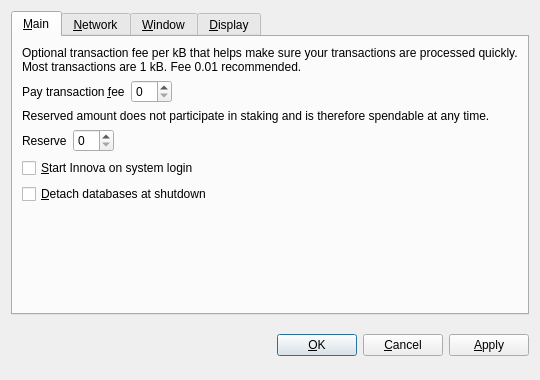
innova-foundation/innova, file src/qt/forms/optionsdialog.ui: the form before one commit.
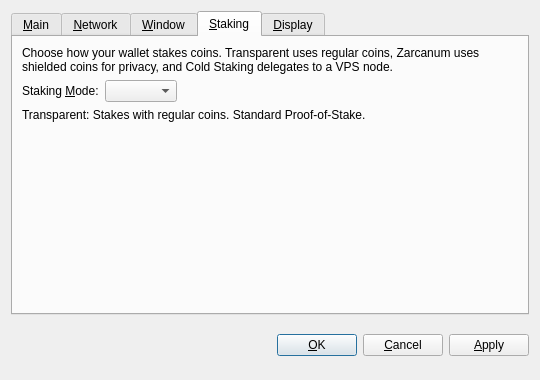
The form after the commit. The open tabs and pages were chosen to show the change. Custom widgets are drawn as their Qt base class.

Diff of the .ui file:
```diff
--- a/src/qt/forms/optionsdialog.ui
+++ b/src/qt/forms/optionsdialog.ui
@@ -329,6 +329,80 @@
        </item>
       </layout>
      </widget>
+     <widget class="QWidget" name="tabStaking">
+      <attribute name="title">
+       <string>&amp;Staking</string>
+      </attribute>
+      <layout class="QVBoxLayout" name="verticalLayout_Staking">
+       <item>
+        <widget class="QLabel" name="stakingModeInfoLabel">
+         <property name="text">
+          <string>Choose how your wallet stakes coins. Transparent uses regular coins, Zarcanum uses shielded coins for privacy, and Cold Staking delegates to a VPS node.</string>
+         </property>
+         <property name="wordWrap">
+          <bool>true</bool>
+         </property>
+        </widget>
+       </item>
+       <item>
+        <layout class="QHBoxLayout" name="horizontalLayout_StakingMode">
+         <item>
+          <widget class="QLabel" name="stakingModeLabel">
+           <property name="text">
+            <string>Staking &amp;Mode:</string>
+           </property>
+           <property name="buddy">
+            <cstring>stakingMode</cstring>
+           </property>
+          </widget>
+         </item>
+         <item>
+          <widget class="QValueComboBox" name="stakingMode">
+           <property name="toolTip">
+            <string>Select staking mode: Transparent (standard), Zarcanum (private), or Cold (delegated to VPS)</string>
+           </property>
+          </widget>
+         </item>
+         <item>
+          <spacer name="horizontalSpacer_Staking">
+           <property name="orientation">
+            <enum>Qt::Horizontal</enum>
+           </property>
+           <property name="sizeHint" stdset="0">
+            <size>
+             <width>40</width>
+             <height>20</height>
+            </size>
+           </property>
+          </spacer>
+         </item>
+        </layout>
+       </item>
+       <item>
+        <widget class="QLabel" name="stakingModeDescLabel">
+         <property name="text">
+          <string>Transparent: Stakes with regular coins. Standard Proof-of-Stake.</string>
+         </property>
+         <property name="wordWrap">
+          <bool>true</bool>
+         </property>
+        </widget>
+       </item>
+       <item>
+        <spacer name="verticalSpacer_Staking">
+         <property name="orientation">
+          <enum>Qt::Vertical</enum>
+         </property>
+         <property name="sizeHint" stdset="0">
+          <size>
+           <width>20</width>
+           <height>40</height>
+          </size>
+         </property>
+        </spacer>
+       </item>
+      </layout>
+     </widget>
      <widget class="QWidget" name="tabDisplay">
       <attribute name="title">
        <string>&amp;Display</string>
```
